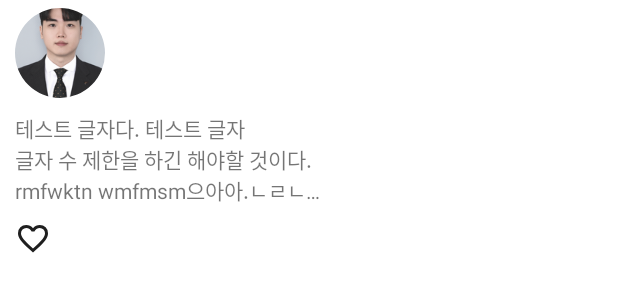
After one commit to ttasoom-ssafy-13th/ttasoom-fe, an Android app: the layout item_community.xml on its own in the app's theme, with its tools: preview values and no code run, on a phone screen of 412 x 824 dp. The commit adds this screen. Shown: the top 300 px of the screen. Run offline under Robolectric (Android 15) with nearby library versions, the phone set to English and light mode, and no system bars.

Commit message:
feat : UI 작업중

```diff
--- a/app/src/main/res/layout/activity_main.xml
+++ b/app/src/main/res/layout/activity_main.xml
@@ -1,5 +1,6 @@
 <?xml version="1.0" encoding="utf-8"?>
-<androidx.coordinatorlayout.widget.CoordinatorLayout xmlns:android="http://schemas.android.com/apk/res/android"
+<androidx.coordinatorlayout.widget.CoordinatorLayout
+    xmlns:android="http://schemas.android.com/apk/res/android"
     xmlns:app="http://schemas.android.com/apk/res-auto"
     android:id="@+id/root_layout"
     android:layout_width="match_parent"
--- /dev/null
+++ b/feature/src/main/java/com/ssafy/feature/community/adapter/CommunityAdapter.kt
@@ -0,0 +1,4 @@
+package com.ssafy.feature.community.adapter
+
+class CommunityAdapter {
+}
--- /dev/null
+++ b/feature/src/main/res/drawable/baseline_add_24.xml
@@ -0,0 +1,5 @@
+<vector xmlns:android="http://schemas.android.com/apk/res/android" android:height="24dp" android:tint="#000000" android:viewportHeight="24" android:viewportWidth="24" android:width="24dp">
+
+    <path android:fillColor="@android:color/white" android:pathData="M19,13h-6v6h-2v-6H5v-2h6V5h2v6h6v2z"/>
+
+</vector>
--- /dev/null
+++ b/feature/src/main/res/drawable/baseline_search_24.xml
@@ -0,0 +1,5 @@
+<vector xmlns:android="http://schemas.android.com/apk/res/android" android:height="24dp" android:tint="#000000" android:viewportHeight="24" android:viewportWidth="24" android:width="24dp">
+
+    <path android:fillColor="@android:color/white" android:pathData="M15.5,14h-0.79l-0.28,-0.27C15.41,12.59 16,11.11 16,9.5 16,5.91 13.09,3 9.5,3S3,5.91 3,9.5 5.91,16 9.5,16c1.61,0 3.09,-0.59 4.23,-1.57l0.27,0.28v0.79l5,4.99L20.49,19l-4.99,-5zM9.5,14C7.01,14 5,11.99 5,9.5S7.01,5 9.5,5 14,7.01 14,9.5 11.99,14 9.5,14z"/>
+
+</vector>
--- /dev/null
+++ b/feature/src/main/res/drawable/ic_heart.xml
@@ -0,0 +1,9 @@
+<vector xmlns:android="http://schemas.android.com/apk/res/android"
+    android:width="24dp"
+    android:height="24dp"
+    android:viewportWidth="960"
+    android:viewportHeight="960">
+  <path
+      android:pathData="m480,840 l-58,-52q-101,-91 -167,-157T150,512.5Q111,460 95.5,416T80,326q0,-94 63,-157t157,-63q52,0 99,22t81,62q34,-40 81,-62t99,-22q94,0 157,63t63,157q0,46 -15.5,90T810,512.5Q771,565 705,631T538,788l-58,52ZM480,732q96,-86 158,-147.5t98,-107q36,-45.5 50,-81t14,-70.5q0,-60 -40,-100t-100,-40q-47,0 -87,26.5T518,280h-76q-15,-41 -55,-67.5T300,186q-60,0 -100,40t-40,100q0,35 14,70.5t50,81q36,45.5 98,107T480,732ZM480,459Z"
+      android:fillColor="#1f1f1f"/>
+</vector>
--- /dev/null
+++ b/feature/src/main/res/layout/item_community.xml
@@ -0,0 +1,48 @@
+<?xml version="1.0" encoding="utf-8"?>
+<LinearLayout
+    xmlns:android="http://schemas.android.com/apk/res/android"
+    android:layout_width="match_parent"
+    android:layout_height="wrap_content"
+    xmlns:app="http://schemas.android.com/apk/res-auto"
+    android:orientation="vertical"
+    android:layout_marginHorizontal="10dp"
+    android:layout_marginVertical="5dp">
+
+    <LinearLayout
+        android:layout_width="wrap_content"
+        android:layout_height="wrap_content">
+
+        <com.google.android.material.imageview.ShapeableImageView
+            app:shapeAppearanceOverlay="@style/CircleImageView"
+            android:id="@+id/item_community_profile_img"
+            android:layout_width="60dp"
+            android:layout_height="60dp"
+            android:src="@drawable/tmpimg"
+            android:scaleType="centerCrop"/>
+
+    </LinearLayout>
+
+    <TextView
+        android:id="@+id/item_community_content"
+        android:layout_width="match_parent"
+        android:layout_height="wrap_content"
+        android:paddingVertical="10dp"
+        android:text="테스트 글자다. 테스트 글자\n글자 수 제한을 하긴 해야할 것이다.\nrmfwktn wmfmsm으아아.ㄴㄹㄴ\nㄴㄴ "
+        android:maxLines="3"
+        android:ellipsize="end" />
+
+    <androidx.constraintlayout.widget.ConstraintLayout
+        android:layout_width="match_parent"
+        android:layout_height="wrap_content">
+
+        <ImageView
+            android:layout_width="wrap_content"
+            android:layout_height="wrap_content"
+            android:src="@drawable/ic_heart"/>
+
+    </androidx.constraintlayout.widget.ConstraintLayout>
+
+
+
+
+</LinearLayout>
--- a/feature/src/main/res/values/styles.xml
+++ b/feature/src/main/res/values/styles.xml
@@ -31,5 +31,11 @@
         <item name="checkedIconEnabled">false</item>
     </style>
 
+    <!-- 원형 프사 -->
+    <style name="CircleImageView" parent="">
+        <item name="cornerFamily">rounded</item>
+        <item name="cornerSize">50%</item>
+    </style>
+
 
 </resources>
```
Also changed, not shown: feature/build.gradle.kts (+15 -8 lines), feature/src/main/java/com/ssafy/feature/community/CommunityFragment.kt (added, +35 -0 lines), feature/src/main/java/com/ssafy/feature/community/CommunityViewModel.kt (added, +7 -0 lines), feature/src/main/res/layout/fragment_community.xml (added, +55 -0 lines), gradle/libs.versions.toml (+18 -0 lines), feature/src/main/res/drawable/tmpimg.png (added).
